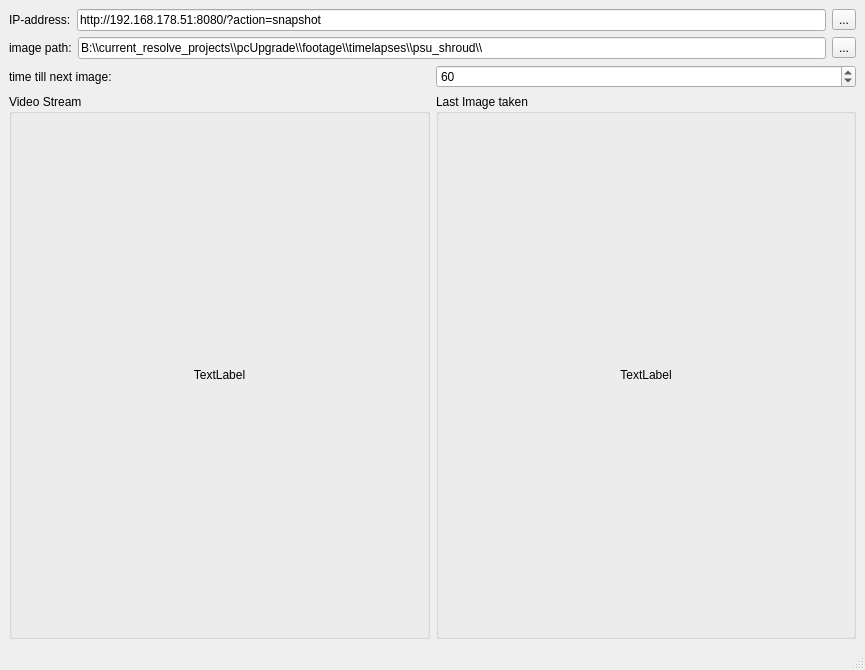
CaptainDario/DaIPTimelapse, file ui/main.ui: the form before one commit.
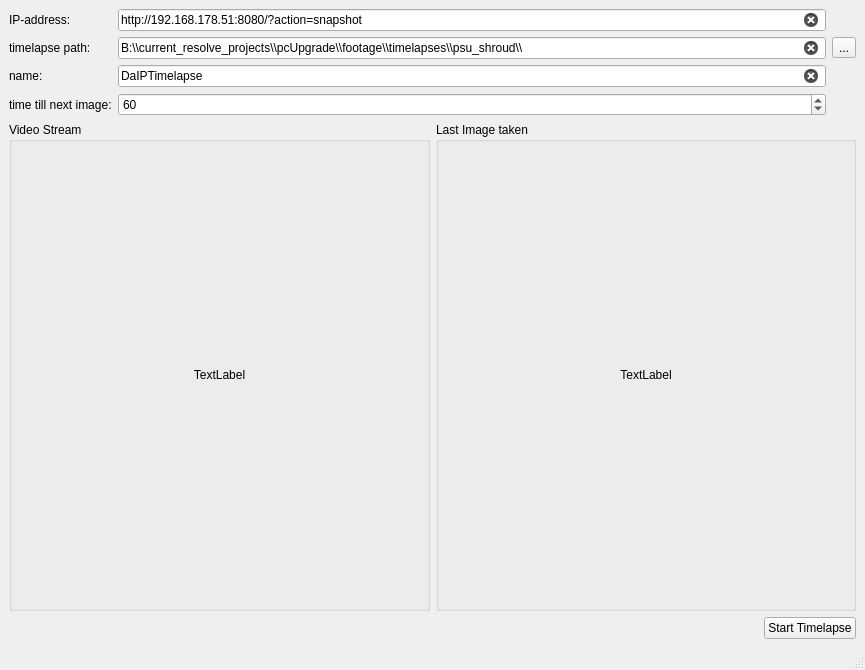
The form after the commit.

```diff
--- a/ui/main.ui
+++ b/ui/main.ui
@@ -15,7 +15,7 @@
   </property>
   <widget class="QWidget" name="centralwidget">
    <layout class="QGridLayout" name="gridLayout_2">
-    <item row="4" column="0">
+    <item row="3" column="0">
      <layout class="QHBoxLayout" name="horizontalLayout_5">
       <item>
        <widget class="QGroupBox" name="groupBox">
@@ -57,59 +57,43 @@
       </item>
      </layout>
     </item>
+    <item row="4" column="0">
+     <layout class="QGridLayout" name="gridLayout_4">
+      <item row="0" column="1">
+       <widget class="QPushButton" name="pushButton">
+        <property name="text">
+         <string>Start Timelapse</string>
+        </property>
+       </widget>
+      </item>
+      <item row="0" column="0">
+       <spacer name="horizontalSpacer">
+        <property name="orientation">
+         <enum>Qt::Horizontal</enum>
+        </property>
+        <property name="sizeHint" stdset="0">
+         <size>
+          <width>40</width>
+          <height>20</height>
+         </size>
+        </property>
+       </spacer>
+      </item>
+     </layout>
+    </item>
     <item row="0" column="0">
-     <layout class="QHBoxLayout" name="horizontalLayout">
-      <item>
-       <widget class="QLabel" name="label">
-        <property name="text">
-         <string>IP-address:</string>
-        </property>
-       </widget>
-      </item>
-      <item>
+     <layout class="QGridLayout" name="gridLayout_5">
+      <item row="0" column="1">
        <widget class="QLineEdit" name="lineEdit">
         <property name="text">
          <string>http://192.168.178.51:8080/?action=snapshot</string>
         </property>
-       </widget>
-      </item>
-      <item>
-       <widget class="QToolButton" name="toolButton">
-        <property name="text">
-         <string>...</string>
+        <property name="clearButtonEnabled">
+         <bool>true</bool>
         </property>
        </widget>
       </item>
-     </layout>
-    </item>
-    <item row="1" column="0">
-     <layout class="QHBoxLayout" name="horizontalLayout_2">
-      <item>
-       <widget class="QLabel" name="label_2">
-        <property name="text">
-         <string>image path:</string>
-        </property>
-       </widget>
-      </item>
-      <item>
-       <widget class="QLineEdit" name="lineEdit_2">
-        <property name="text">
-         <string>B:\\current_resolve_projects\\pcUpgrade\\footage\\timelapses\\psu_shroud\\</string>
-        </property>
-       </widget>
-      </item>
-      <item>
-       <widget class="QToolButton" name="toolButton_2">
-        <property name="text">
-         <string>...</string>
-        </property>
-       </widget>
-      </item>
-     </layout>
-    </item>
-    <item row="3" column="0">
-     <layout class="QHBoxLayout" name="horizontalLayout_3">
-      <item>
+      <item row="3" column="0">
        <widget class="QLabel" name="label_3">
         <property name="toolTip">
          <string>The time the program waits until a new timelapse image is taken (in seconds).</string>
@@ -119,7 +103,24 @@
         </property>
        </widget>
       </item>
-      <item>
+      <item row="0" column="0">
+       <widget class="QLabel" name="label">
+        <property name="text">
+         <string>IP-address:</string>
+        </property>
+       </widget>
+      </item>
+      <item row="1" column="1">
+       <widget class="QLineEdit" name="lineEdit_2">
+        <property name="text">
+         <string>B:\\current_resolve_projects\\pcUpgrade\\footage\\timelapses\\psu_shroud\\</string>
+        </property>
+        <property name="clearButtonEnabled">
+         <bool>true</bool>
+        </property>
+       </widget>
+      </item>
+      <item row="3" column="1">
        <widget class="QSpinBox" name="spinBox">
         <property name="minimum">
          <number>1</number>
@@ -135,6 +136,40 @@
         </property>
        </widget>
       </item>
+      <item row="1" column="2">
+       <widget class="QToolButton" name="toolButton_image_path">
+        <property name="text">
+         <string>...</string>
+        </property>
+       </widget>
+      </item>
+      <item row="1" column="0">
+       <widget class="QLabel" name="label_2">
+        <property name="text">
+         <string>timelapse path:</string>
+        </property>
+       </widget>
+      </item>
+      <item row="2" column="1">
+       <widget class="QLineEdit" name="lineEdit_3">
+        <property name="text">
+         <string>DaIPTimelapse</string>
+        </property>
+        <property name="placeholderText">
+         <string>name...</string>
+        </property>
+        <property name="clearButtonEnabled">
+         <bool>true</bool>
+        </property>
+       </widget>
+      </item>
+      <item row="2" column="0">
+       <widget class="QLabel" name="label_4">
+        <property name="text">
+         <string>name:</string>
+        </property>
+       </widget>
+      </item>
      </layout>
     </item>
    </layout>
```
